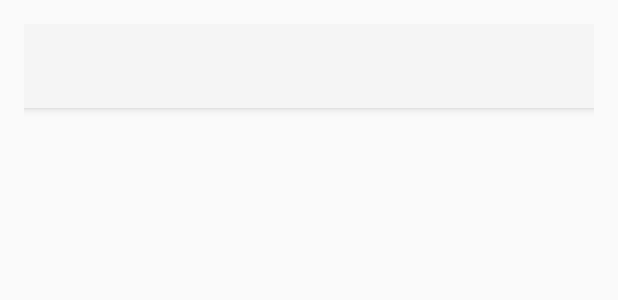
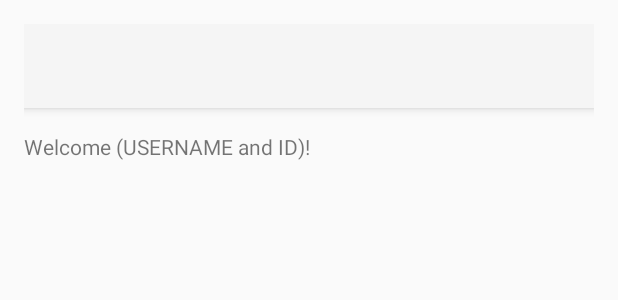
Before and after one commit to CMPUT301W17T22/MoodSwing, an Android app: the layout activity_main.xml on its own in the app's theme, with its tools: preview values and no code run, on a phone screen of 412 x 824 dp. Shown: the top 300 px of the screen. Run offline under Robolectric (Android 15) with nearby library versions, the phone set to English and light mode, and no system bars.

Commit message:
ElasticSearch works! Fetch's and creates users properly using the Login button. Refactored some names. Other small additions/changes.

```diff
--- a/app/src/main/java/com/ualberta/cmput301w17t22/moodswing/MoodEventController.java
+++ b/app/src/main/java/com/ualberta/cmput301w17t22/moodswing/MoodEventController.java
@@ -17,7 +17,7 @@ public class MoodEventController implements MSController {
      * mood event.
      */
     public void addMoodEvent(MoodEvent moodEvent) {
-        ms.mainParticipant.addMoodEvent(moodEvent.getEmotionalState(),
+        ms.getMainParticipant().addMoodEvent(moodEvent.getEmotionalState(),
                 moodEvent.getTrigger(),
                 moodEvent.getSocialSituation(),
                 moodEvent.getPhotoLocation(),
--- a/app/src/main/res/layout/activity_main.xml
+++ b/app/src/main/res/layout/activity_main.xml
@@ -19,9 +19,18 @@
         android:background="?attr/colorPrimary"
         android:theme="@style/ThemeOverlay.AppCompat.ActionBar"
         app:popupTheme="@style/ThemeOverlay.AppCompat.Light"
-        android:id="@+id/MainToolBar"
+        android:id="@+id/mainToolBar"
         android:elevation="4dp"
 
         android:layout_alignParentTop="true"
         android:layout_alignParentStart="true" />
+
+    <TextView
+        android:id="@+id/mainWelcomeText"
+        android:layout_width="wrap_content"
+        android:layout_height="wrap_content"
+        android:layout_alignParentStart="true"
+        android:layout_below="@+id/mainToolBar"
+        android:layout_marginTop="16dp"
+        android:text="@string/main_welcome_text" />
 </RelativeLayout>
--- a/app/src/main/res/layout/login.xml
+++ b/app/src/main/res/layout/login.xml
@@ -15,7 +15,7 @@
         android:layout_width="match_parent"
         android:layout_height="wrap_content"
         android:gravity="center"
-        android:text="@string/welcome_text"
+        android:text="@string/login_welcome_text"
         android:textColor="#fff"
         android:textStyle="bold" />
 
--- a/app/src/main/res/menu/toolbar.xml
+++ b/app/src/main/res/menu/toolbar.xml
@@ -7,7 +7,7 @@
             app:showAsAction="never"
             android:enabled="true" />
 
-        <item android:id="@+id/FollowToolBarButton"
+        <item android:id="@+id/followToolBarButton"
             android:title="@string/followers_following"
             app:showAsAction="never"
             android:enabled="true" />
--- a/app/src/main/res/values/strings.xml
+++ b/app/src/main/res/values/strings.xml
@@ -1,7 +1,8 @@
 <resources>
     <string name="app_name">MoodSwing_0.0.0</string>
     <string name="title_activity_maps">Map</string>
-    <string name="welcome_text">Welcome to MoodSwing! Please login below.</string>
+    <string name="main_welcome_text">Welcome (USERNAME and ID)!</string>
+    <string name="login_welcome_text">Welcome to MoodSwing! Please login below.</string>
     <string name="login">login</string>
     <string name="signup">Sign Up</string>
     <string name="post">Post</string>
```
Also changed, not shown: app/src/main/java/com/ualberta/cmput301w17t22/moodswing/ElasticSearchController.java (+12 -10 lines), app/src/main/java/com/ualberta/cmput301w17t22/moodswing/LoginActivity.java (+4 -4 lines), app/src/main/java/com/ualberta/cmput301w17t22/moodswing/MainActivity.java (+23 -4 lines), app/src/main/java/com/ualberta/cmput301w17t22/moodswing/MoodSwing.java (+17 -4 lines), app/src/main/java/com/ualberta/cmput301w17t22/moodswing/MoodSwingApplication.java (+6 -6 lines), app/src/main/java/com/ualberta/cmput301w17t22/moodswing/MoodSwingController.java (added, +48 -0 lines), app/src/main/java/com/ualberta/cmput301w17t22/moodswing/Participant.java (+18 -8 lines), app/src/main/java/com/ualberta/cmput301w17t22/moodswing/ParticipantController.java (deleted, +0 -44 lines).
